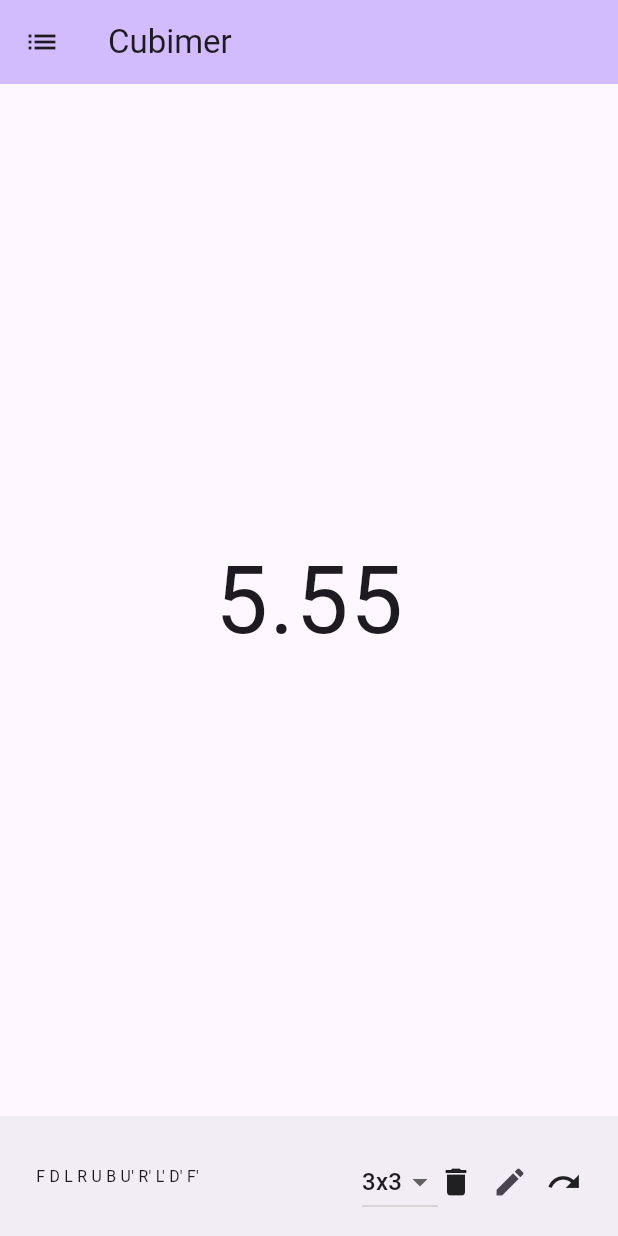
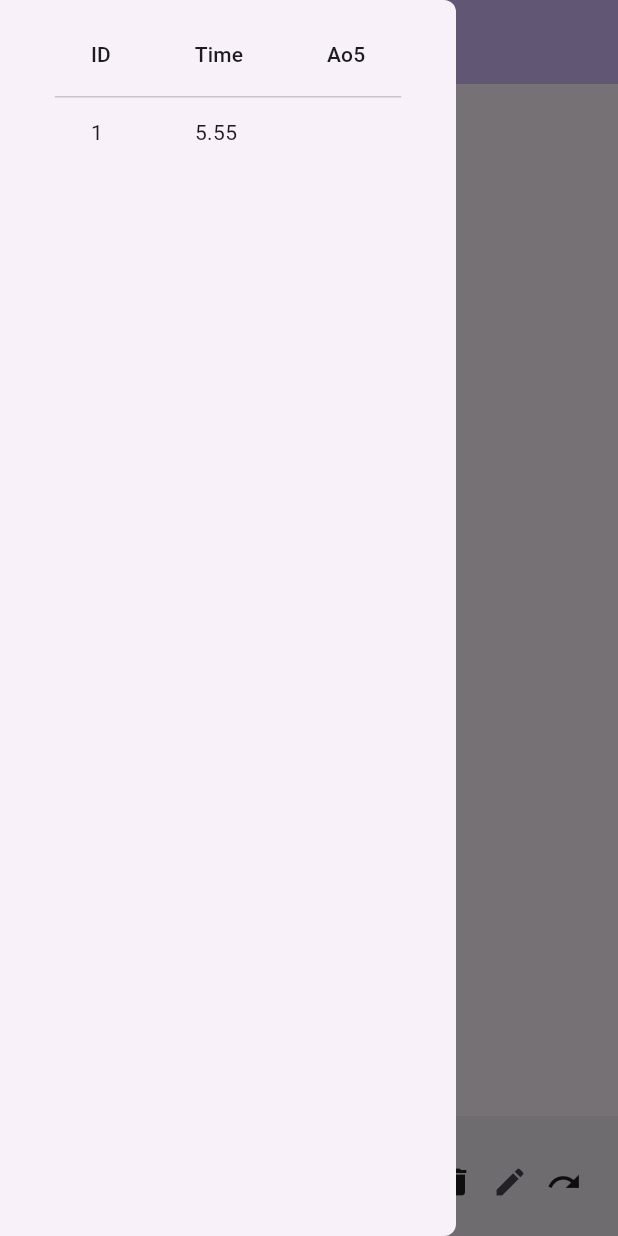
Before and after one commit to VigneshSK17/cubimer, a Flutter app: the screen it shows after launch, with the side drawer open (before the commit the screen has no drawer), on a phone screen of 412 x 824 dp. Run offline on Flutter 3.47's test engine with Material 2 defaults, Android fonts, the phone set to English and light mode, and no system bars.

Commit message:
Finished basic UI

```diff
--- a/lib/main.dart
+++ b/lib/main.dart
@@ -1,5 +1,6 @@
 import 'package:cubimer/widgets/bottom_bar.dart';
 import 'package:cubimer/widgets/center_timer.dart';
+import 'package:cubimer/widgets/scrambles_drawer.dart';
 import 'package:flutter/material.dart';
 
 // TODO: Add riverpod and localstorage
@@ -75,8 +76,9 @@ class _MyHomePageState extends State<MyHomePage> {
         // Here we take the value from the MyHomePage object that was created by
         // the App.build method, and use it to set our appbar title.
         title: Text(widget.title),
-        leading: const Icon(Icons.list),
+        // leading: const Icon(Icons.list),
       ),
+      drawer: ScramblesDrawer(),
       body: const Center(
         // Center is a layout widget. It takes a single child and positions it
         // in the middle of the parent.
--- /dev/null
+++ b/lib/widgets/scrambles_drawer.dart
@@ -0,0 +1,40 @@
+import 'package:cubimer/widgets/edit_dialog.dart';
+import 'package:flutter/material.dart';
+
+class ScramblesDrawer extends StatefulWidget {
+  const ScramblesDrawer({super.key});
+
+  @override
+  State<StatefulWidget> createState() => _ScramblesDrawerState();
+}
+
+class _ScramblesDrawerState extends State<ScramblesDrawer> {
+  @override
+  Widget build(BuildContext context) {
+    return Drawer(
+        shape: RoundedRectangleBorder(
+            borderRadius: BorderRadius.only(
+                topRight: Radius.circular(8.0),
+                bottomRight: Radius.circular(8.0))),
+        child: Padding(
+            padding: EdgeInsets.all(8),
+            child: Column(children: [
+              // Text("Scrambles"),
+              // Divider(),
+              DataTable(columns: [
+                DataColumn(label: Text('ID')),
+                DataColumn(label: Text('Time')),
+                DataColumn(label: Text('Ao5'))
+              ], rows: [
+                DataRow(
+                    cells: [
+                      DataCell(Text('1')),
+                      DataCell(Text('5.55')),
+                      DataCell(Text(' ')),
+                    ],
+                    onLongPress: () => showDialog(
+                        context: context, builder: (context) => EditDialog()))
+              ])
+            ])));
+  }
+}
```
